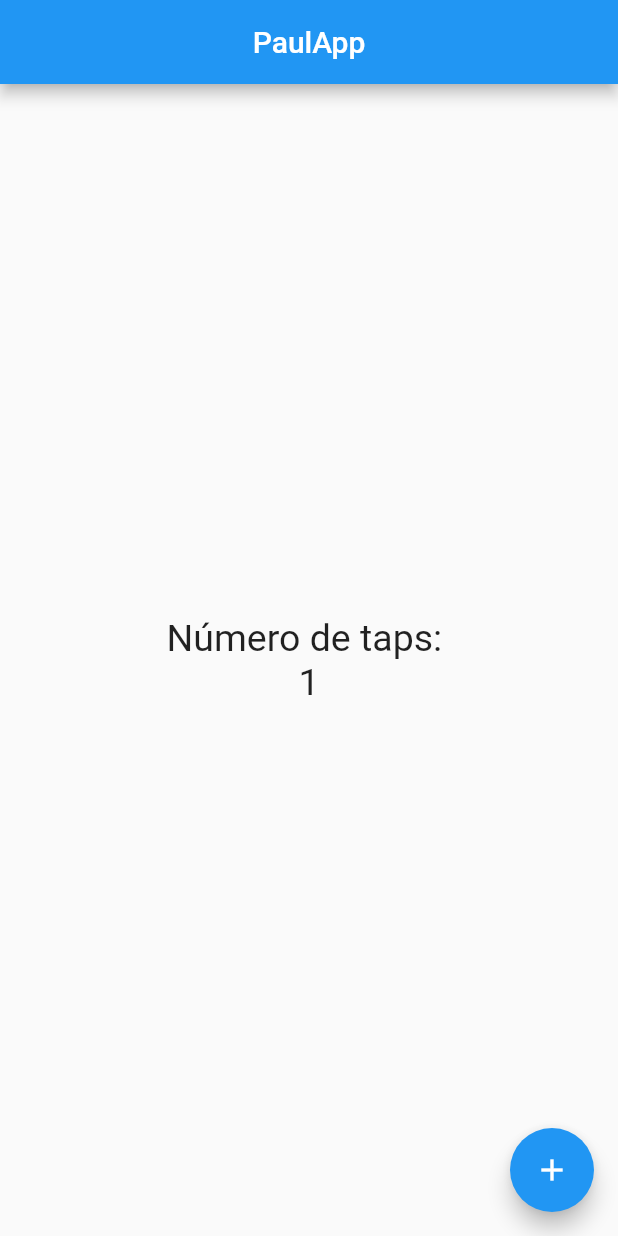
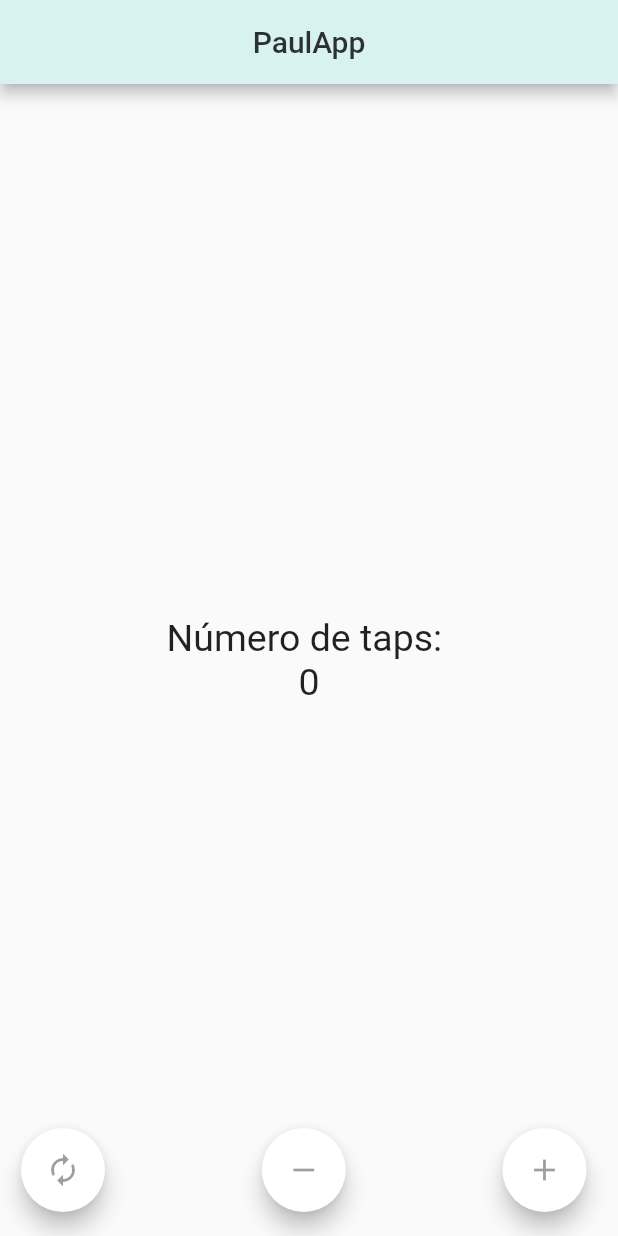
Before and after one commit to pauromeropau/paulapp, a Flutter app: the screen it shows after launch, after a tap on the "add" icon, on a phone screen of 412 x 824 dp. Run offline on Flutter 3.47's test engine with Material 2 defaults, Android fonts, the phone set to English and light mode, and no system bars.

Commit message:
buttons added

```diff
--- a/lib/pages/contador_pages.dart
+++ b/lib/pages/contador_pages.dart
@@ -7,14 +7,17 @@ class ContadorPage extends StatefulWidget {
 
 class _ContadorPageState extends State<ContadorPage> {
   final _estiloTexto = new TextStyle(fontSize: 25);
-
   int _conteo = 0;
   @override
   Widget build(BuildContext context) {
     return Scaffold(
         appBar: AppBar(
-        title: Text('PaulApp'),
+          title: Text(
+            'PaulApp',
+            style: TextStyle(color: Colors.black.withOpacity(0.8)),
+          ),
           centerTitle: true,
+          backgroundColor: Color.fromRGBO(216, 242, 242, 1),
         ),
         body: Center(
           child: Column(
@@ -31,15 +34,34 @@ class _ContadorPageState extends State<ContadorPage> {
             ],
           ),
         ),
-      floatingActionButton: FloatingActionButton(
-        child: Icon(Icons.add),
-        onPressed: () {
-          setState(() {
-            _conteo++;
-          });
-        },
+        floatingActionButton: _crearBotones());
+  }
+
+  Widget _crearBotones() {
+    return Row(
+      mainAxisAlignment: MainAxisAlignment.end,
+      crossAxisAlignment: CrossAxisAlignment.end,
+      children: <Widget>[
+        SizedBox(width: 30.0),
+        FloatingActionButton(
+          child: Icon(Icons.autorenew, color: Colors.black38),
+          onPressed: () {},
+          backgroundColor: Color.fromRGBO(255, 255, 255, 1),
         ),
-      // floatingActionButtonLocation: FloatingActionButtonLocation.endDocked,
+        Expanded(child: SizedBox()),
+        FloatingActionButton(
+          child: Icon(Icons.remove, color: Colors.black38),
+          onPressed: () {},
+          backgroundColor: Color.fromRGBO(255, 255, 255, 1),
+        ),
+        Expanded(child: SizedBox()),
+        FloatingActionButton(
+          child: Icon(Icons.add, color: Colors.black38),
+          onPressed: () {},
+          backgroundColor: Color.fromRGBO(255, 255, 255, 1),
+        ),
+        SizedBox(width: 5.0),
+      ],
     );
   }
 }
--- a/lib/pages/home_page.dart
+++ b/lib/pages/home_page.dart
@@ -8,6 +8,7 @@ class HomePage extends StatelessWidget {
 
   @override
   Widget build(BuildContext context) {
+
     return Scaffold(
       appBar: AppBar(
         title: Text('PaulApp'),
@@ -30,9 +31,7 @@ class HomePage extends StatelessWidget {
       ),
       floatingActionButton: FloatingActionButton(
         child: Icon(Icons.add),
-        onPressed: () {
-          // print('Hola mundo');
-        },
+        onPressed: () {},
       ),
       // floatingActionButtonLocation: FloatingActionButtonLocation.endDocked,
     );
--- a/lib/src/app.dart
+++ b/lib/src/app.dart
@@ -1,6 +1,5 @@
 import 'package:flutter/material.dart';
 import 'package:paulapp/pages/contador_pages.dart';
-import 'package:paulapp/pages/home_page.dart';
 
 class MyApp extends StatelessWidget {
   @override
```
Lines whose indentation alone changed are shown as unchanged.
